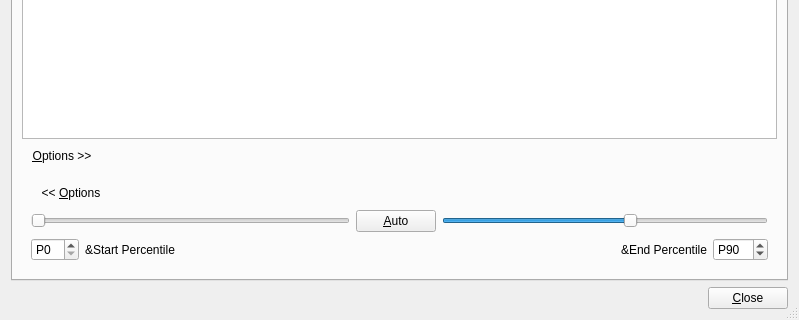
First picture: the form in src/file-size-stats-window.ui, repository Lithopsian/qdirstat, before the edit; both pictures show x 0 to 799 and y 285 to 605 of the 799 by 605 pixel window.
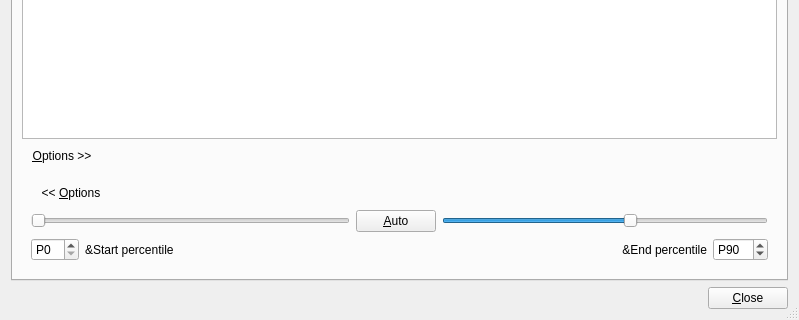
Second picture: the form after the edit. Custom widgets are drawn as their Qt base class.

What changed in the file:
```diff
--- a/src/file-size-stats-window.ui
+++ b/src/file-size-stats-window.ui
@@ -119,14 +119,14 @@
             <item row="1" column="1">
              <widget class="QLabel" name="startPercentileLabel">
               <property name="text">
-               <string>&amp;Start Percentile</string>
+               <string>&amp;Start percentile</string>
               </property>
              </widget>
             </item>
             <item row="1" column="3">
              <widget class="QLabel" name="endPercentileLabel">
               <property name="text">
-               <string>&amp;End Percentile</string>
+               <string>&amp;End percentile</string>
               </property>
               <property name="alignment">
                <set>Qt::AlignRight|Qt::AlignTrailing|Qt::AlignVCenter</set>
```
Left out of the diff: 68 changed lines with no effect on the pictures.
